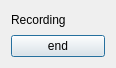
Old version of the form UIMyoWekaGenFiles/RecordingDialog.ui in the repository DMIunipg/AI-Gestures-Classifier.
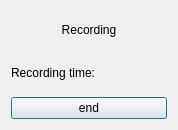
New version of the form.

Patch:
```diff
--- a/UIMyoWekaGenFiles/RecordingDialog.ui
+++ b/UIMyoWekaGenFiles/RecordingDialog.ui
@@ -6,10 +6,22 @@
    <rect>
     <x>0</x>
     <y>0</y>
-    <width>116</width>
-    <height>68</height>
+    <width>178</width>
+    <height>130</height>
    </rect>
   </property>
+  <property name="minimumSize">
+   <size>
+    <width>178</width>
+    <height>130</height>
+   </size>
+  </property>
+  <property name="maximumSize">
+   <size>
+    <width>178</width>
+    <height>130</height>
+   </size>
+  </property>
   <property name="windowTitle">
    <string>Dialog</string>
   </property>
@@ -19,8 +31,32 @@
      <property name="text">
       <string>Recording</string>
      </property>
+     <property name="alignment">
+      <set>Qt::AlignCenter</set>
+     </property>
     </widget>
    </item>
+   <item>
+    <layout class="QHBoxLayout" name="horizontalLayout">
+     <item>
+      <widget class="QLabel" name="mLBInfoRTime">
+       <property name="text">
+        <string>Recording time:</string>
+       </property>
+       <property name="alignment">
+        <set>Qt::AlignRight|Qt::AlignTrailing|Qt::AlignVCenter</set>
+       </property>
+      </widget>
+     </item>
+     <item>
+      <widget class="QLabel" name="mLBRTime">
+       <property name="text">
+        <string/>
+       </property>
+      </widget>
+     </item>
+    </layout>
+   </item>
    <item>
     <widget class="QPushButton" name="mPBEnd">
      <property name="text">
```
